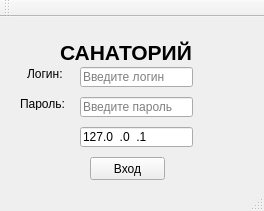
This is MI_Client/mainwindow.ui in Arankir/Labs as Qt 5 draws it before an edit. The edited form follows.
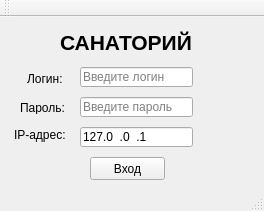
This is the edited form.

The edit to the form file:
```diff
--- a/MI_Client/mainwindow.ui
+++ b/MI_Client/mainwindow.ui
@@ -57,7 +57,7 @@
     <property name="geometry">
      <rect>
       <x>60</x>
-      <y>10</y>
+      <y>0</y>
       <width>141</width>
       <height>51</height>
      </rect>
@@ -77,7 +77,7 @@
     <property name="geometry">
      <rect>
       <x>27</x>
-      <y>50</y>
+      <y>55</y>
       <width>47</width>
       <height>13</height>
      </rect>
@@ -90,7 +90,7 @@
     <property name="geometry">
      <rect>
       <x>20</x>
-      <y>80</y>
+      <y>84</y>
       <width>47</width>
       <height>13</height>
      </rect>
@@ -113,6 +113,22 @@
     </property>
     <property name="text">
      <string>127.0.0.1</string>
+    </property>
+    <property name="dragEnabled">
+     <bool>false</bool>
+    </property>
+   </widget>
+   <widget class="QLabel" name="label_4">
+    <property name="geometry">
+     <rect>
+      <x>14</x>
+      <y>108</y>
+      <width>51</width>
+      <height>20</height>
+     </rect>
+    </property>
+    <property name="text">
+     <string>IP-адрес:</string>
     </property>
    </widget>
   </widget>
```
